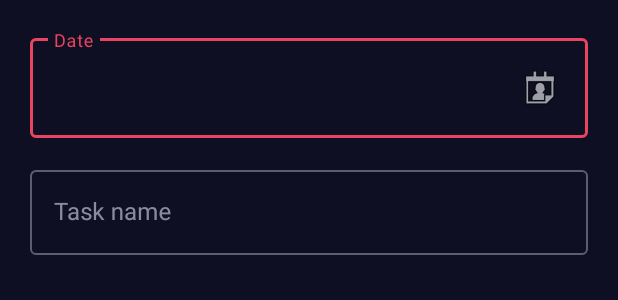
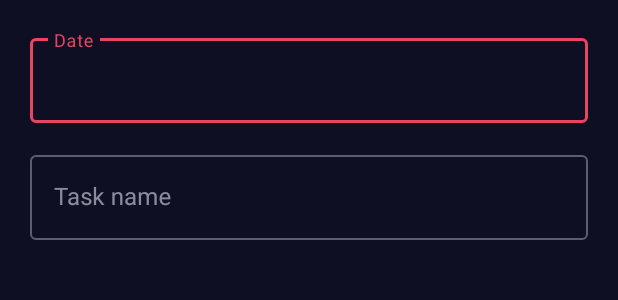
Before and after one commit to arkodiy/Tets_claude, an Android app: the layout dialog_add_task.xml on its own in the app's theme, with its tools: preview values and no code run, on a phone screen of 412 x 824 dp. Shown: the top 300 px of the screen. Run offline under Robolectric (Android 15) with nearby library versions, the phone set to English and light mode, and no system bars.

Commit message:
Fix build failures: remove private system drawable, fix CI SDK setup
Two root causes:
1. dialog_add_task.xml used @android:drawable/ic_menu_my_calendar which
   is a private platform resource — aapt2 rejects it during resource
   compilation. Removed the drawableEnd attribute.
2. CI sdkmanager step used a hardcoded cmdline-tools/latest path that
   doesn't always exist on ubuntu-latest runners. Replaced with
   android-actions/setup-android@v3 which handles SDK setup reliably
   and adds sdkmanager to PATH automatically.

Also updated rootProject.name from PingPong to TaskManager.

https://claude.ai/code/session_019hqw3P2QPtzC5ZJCRzph6j

```diff
--- a/app/src/main/res/layout/dialog_add_task.xml
+++ b/app/src/main/res/layout/dialog_add_task.xml
@@ -19,8 +19,7 @@
             android:layout_width="match_parent"
             android:layout_height="wrap_content"
             android:focusable="true"
-            android:inputType="none"
-            android:drawableEnd="@android:drawable/ic_menu_my_calendar" />
+            android:inputType="none" />
 
     </com.google.android.material.textfield.TextInputLayout>
 
--- a/settings.gradle
+++ b/settings.gradle
@@ -12,5 +12,5 @@ dependencyResolutionManagement {
         mavenCentral()
     }
 }
-rootProject.name = "PingPong"
+rootProject.name = "TaskManager"
 include ':app'
```
Also changed, not shown: 1 other file.
